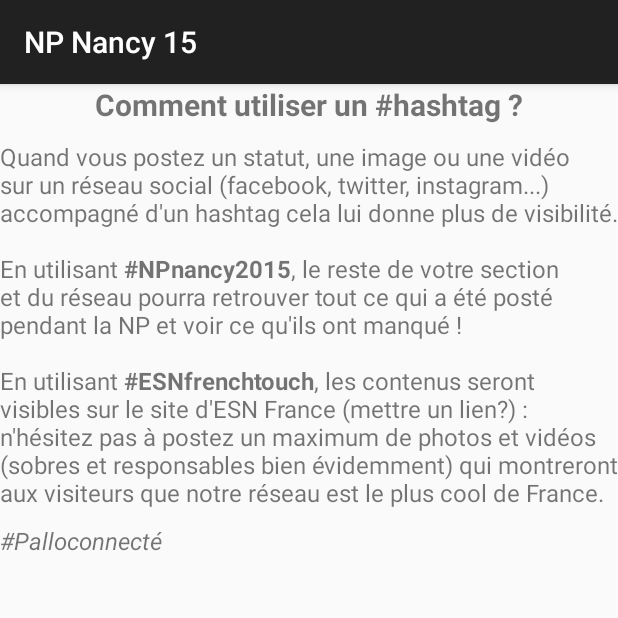
After one commit to ESNFranceG33kTeam/np_nancy_15, an Android app: the fragment DetailFragment shown on its own in the app's theme, on a phone screen of 412 x 824 dp, the top half of it. The commit adds this screen. Run offline under Robolectric (Android 15) with nearby library versions, the light colour scheme and no system bars; 1 statement that could not run was skipped.

Commit message:
add detailfragment on click

```diff
--- a/app/build.gradle
+++ b/app/build.gradle
@@ -8,8 +8,8 @@
         applicationId "org.esn.geekteam.npnancy15"
         minSdkVersion 14
         targetSdkVersion 20
-        versionCode 7
-        versionName "0.42"
+        versionCode 8
+        versionName "0.43"
     }
     buildTypes {
         release {
--- /dev/null
+++ b/app/src/main/java/org/esn/geekteam/npnancy15/fragments/DetailFragment.java
@@ -0,0 +1,42 @@
+package org.esn.geekteam.npnancy15.fragments;
+
+import android.app.Fragment;
+import android.os.Bundle;
+import android.text.Html;
+import android.view.LayoutInflater;
+import android.view.View;
+import android.view.ViewGroup;
+import android.widget.TextView;
+
+import org.esn.geekteam.npnancy15.R;
+import org.esn.geekteam.npnancy15.models.Tips;
+
+/**
+ * Created by Spider on 16/05/15.
+ */
+public class DetailFragment extends Fragment{
+    private Tips tip;
+
+    public void onCreate(Bundle savedInstanceState) {
+        super.onCreate(savedInstanceState);
+
+        tip = (Tips) getArguments().getSerializable("tip");
+    }
+
+    public View onCreateView(LayoutInflater inflater, ViewGroup container, Bundle savedInstanceState) {
+        View view = inflater.inflate(R.layout.fragment_detail, null);
+
+        TextView title = (TextView) view.findViewById(R.id.detail_title);
+        TextView desc = (TextView) view.findViewById(R.id.detail_description);
+        TextView sign = (TextView) view.findViewById(R.id.detail_signature);
+
+        title.setText("Comment utiliser un #hashtag ?");
+        String styledText = "Quand vous postez un statut, une image ou une vidéo sur un réseau social (facebook, twitter, instagram...) accompagné d'un hashtag cela lui donne plus de visibilité.<br><br>" +
+                "En utilisant <strong>#NPnancy2015</strong>, le reste de votre section et du réseau pourra retrouver tout ce qui a été posté pendant la NP et voir ce qu'ils ont manqué !<br><br>" +
+                "En utilisant <strong>#ESNfrenchtouch</strong>, les contenus seront visibles sur le site d'ESN France (mettre un lien?) : n'hésitez pas à postez un maximum de photos et vidéos (sobres et responsables bien évidemment) qui montreront aux visiteurs que notre réseau est le plus cool de France.";
+        desc.setText(Html.fromHtml(styledText), TextView.BufferType.SPANNABLE);
+        sign.setText("#Palloconnecté");
+
+        return view;
+    }
+}
--- /dev/null
+++ b/app/src/main/res/layout/fragment_detail.xml
@@ -0,0 +1,31 @@
+<?xml version="1.0" encoding="utf-8"?>
+<LinearLayout xmlns:android="http://schemas.android.com/apk/res/android"
+    android:orientation="vertical" android:layout_width="match_parent"
+    android:layout_height="match_parent">
+
+    <TextView
+        android:id="@+id/detail_title"
+        android:layout_width="fill_parent"
+        android:layout_height="wrap_content"
+        android:layout_marginBottom="10dp"
+        android:textSize="20dp"
+        android:textStyle="bold"
+        android:gravity="center_horizontal"
+        />
+
+    <TextView
+        android:id="@+id/detail_description"
+        android:layout_width="fill_parent"
+        android:layout_height="wrap_content"
+        android:layout_marginBottom="10dp"
+        android:textSize="16dp"
+        />
+
+    <TextView
+        android:id="@+id/detail_signature"
+        android:layout_width="fill_parent"
+        android:layout_height="wrap_content"
+        android:textStyle="italic"
+        android:textSize="16dp"
+        />
+</LinearLayout>
```
Also changed, not shown: app/src/main/java/org/esn/geekteam/npnancy15/activities/DetailFragmentActivity.java (+12 -18 lines), app/src/main/res/layout/activity_detail.xml (+2 -18 lines).
